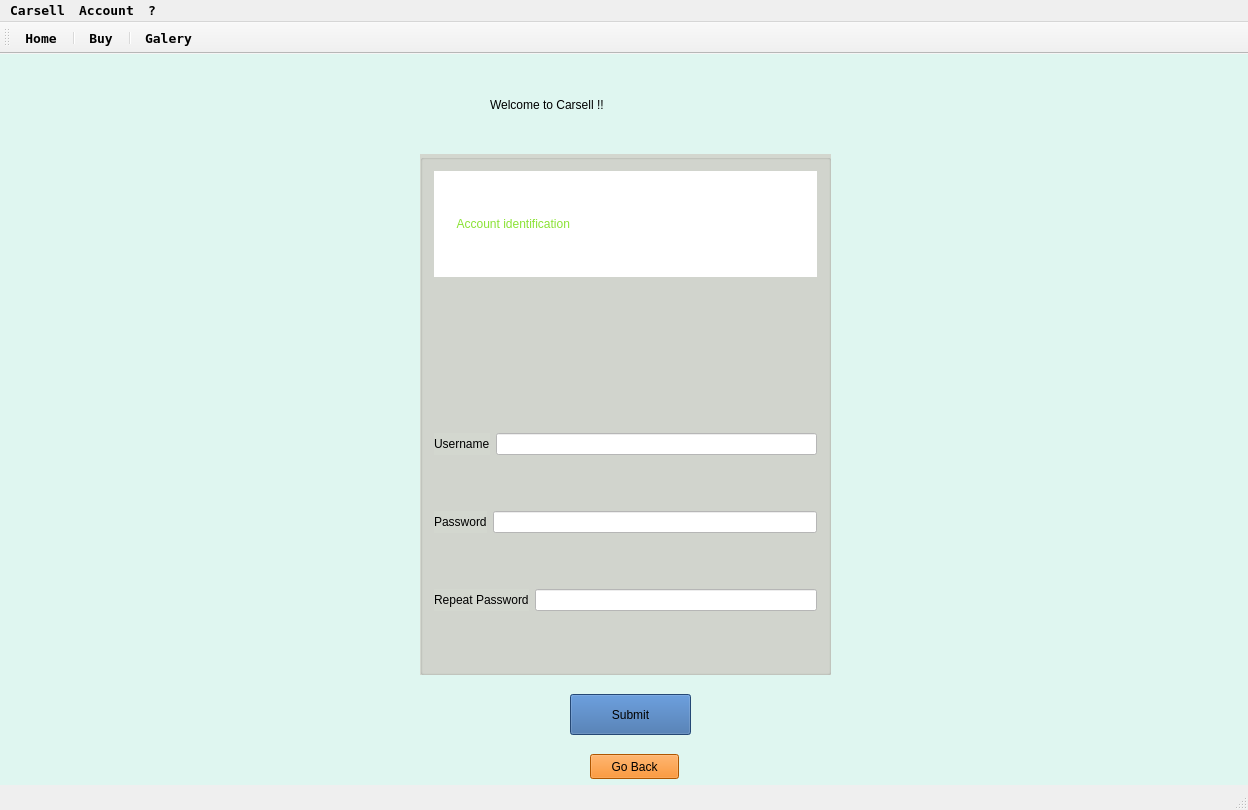
danieldir/carSellGui, file carsell.ui: the form before one commit.
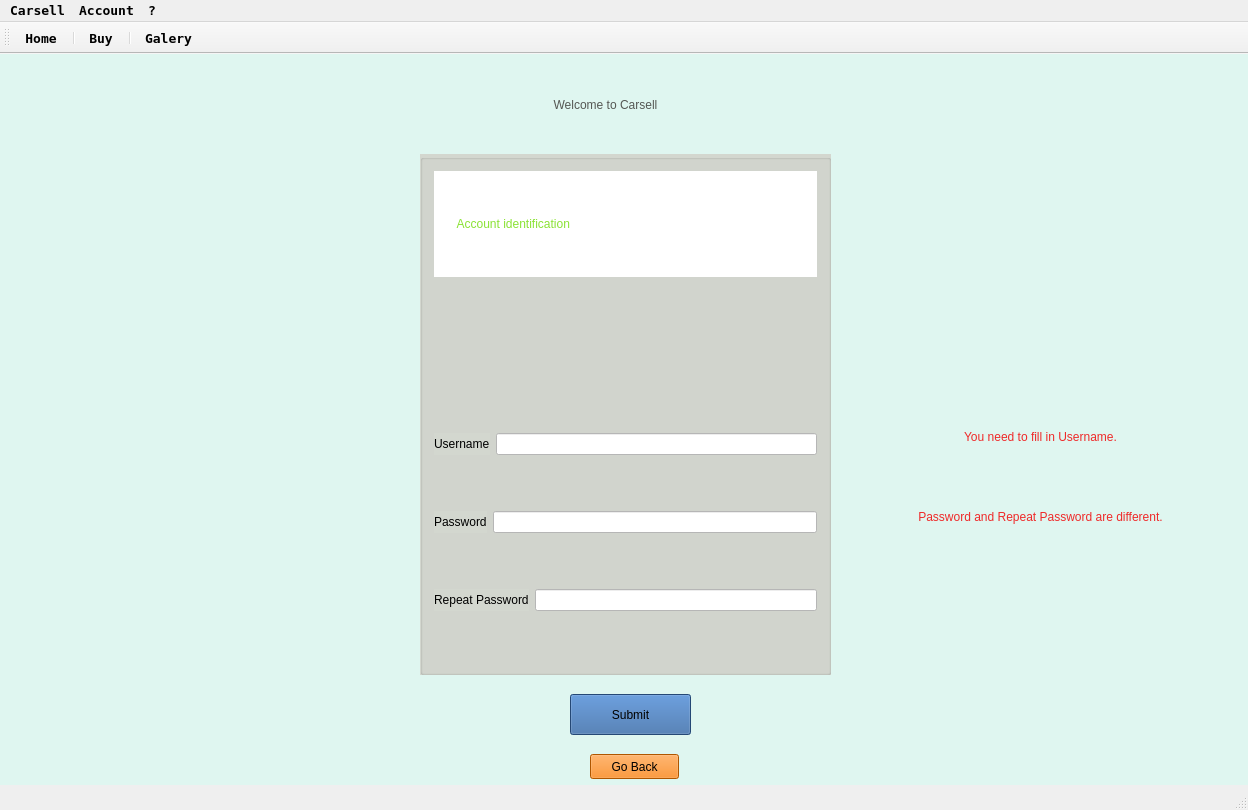
The form after the commit. The open tabs and pages were chosen to show the change. Icons and pictures are not drawn.

Commit message: Sell Car User Messages added. Registration User Messages added.

Diff of the .ui file:
```diff
--- a/carsell.ui
+++ b/carsell.ui
@@ -337,23 +337,56 @@
        </rect>
       </property>
       <property name="styleSheet">
-       <string notr="true">font: 57 14pt &quot;Ubuntu&quot;;</string>
+       <string notr="true">font: 57 14pt &quot;Ubuntu&quot;;
+color: rgb(85, 87, 83);</string>
       </property>
       <property name="text">
-       <string>Welcome to Carsell !!</string>
+       <string>Welcome to Carsell</string>
       </property>
+      <property name="alignment">
+       <set>Qt::AlignCenter</set>
+      </property>
      </widget>
      <widget class="QLabel" name="registrationErrorlabel">
       <property name="geometry">
        <rect>
         <x>840</x>
-        <y>320</y>
+        <y>370</y>
         <width>401</width>
         <height>25</height>
        </rect>
       </property>
+      <property name="layoutDirection">
+       <enum>Qt::LeftToRight</enum>
+      </property>
+      <property name="styleSheet">
+       <string notr="true">
+color: rgb(239, 41, 41);</string>
+      </property>
       <property name="text">
-       <string/>
+       <string>You need to fill in Username.</string>
+      </property>
+      <property name="alignment">
+       <set>Qt::AlignCenter</set>
+      </property>
+     </widget>
+     <widget class="QLabel" name="registrationPasswordErrorlabel">
+      <property name="geometry">
+       <rect>
+        <x>840</x>
+        <y>450</y>
+        <width>401</width>
+        <height>25</height>
+       </rect>
+      </property>
+      <property name="styleSheet">
+       <string notr="true">color: rgb(239, 41, 41);</string>
+      </property>
+      <property name="text">
+       <string>Password and Repeat Password are different.</string>
+      </property>
+      <property name="alignment">
+       <set>Qt::AlignCenter</set>
       </property>
      </widget>
     </widget>
```
Left out of the diff: 36 changed lines with no effect on the pictures. The commit also changes 2 other files.
